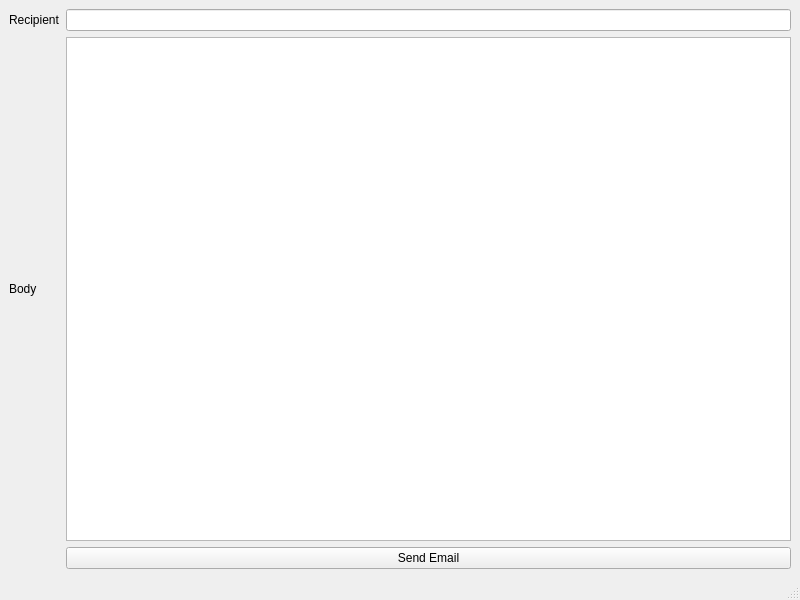
Qt form PyQt/Projects/Email sender/main.ui (0Swat/Programming-courses) before a commit.
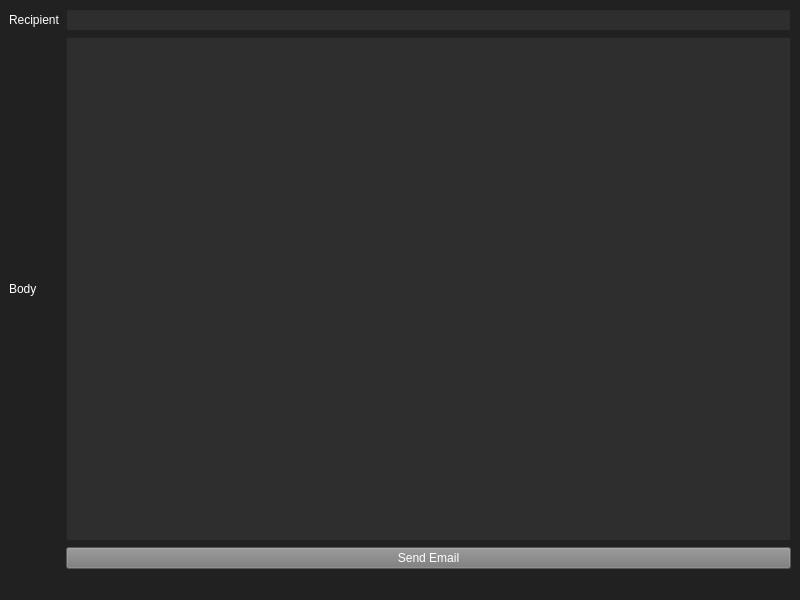
The same form after that commit.

Patch:
```diff
--- a/PyQt/Projects/Email sender/main.ui
+++ b/PyQt/Projects/Email sender/main.ui
@@ -13,6 +13,20 @@
   <property name="windowTitle">
    <string>MainWindow</string>
   </property>
+  <property name="styleSheet">
+   <string notr="true">QWidget{
+	background-color: rgb(33, 33, 33);	
+	color: white;
+}
+
+QLineEdit, QTextEdit{
+	background-color: rgb(46, 46, 46);
+}
+
+QPushButton{
+	background-color: rgb(120, 120, 120);
+}</string>
+  </property>
   <widget class="QWidget" name="centralwidget">
    <layout class="QGridLayout" name="gridLayout">
     <item row="0" column="0">
```
